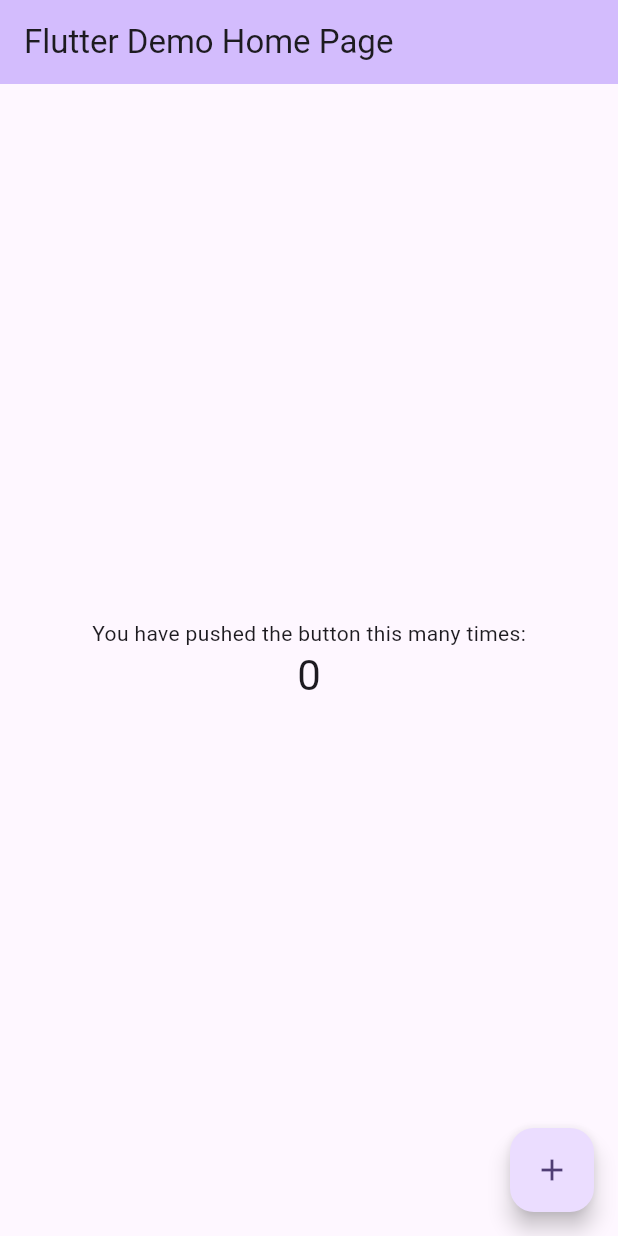
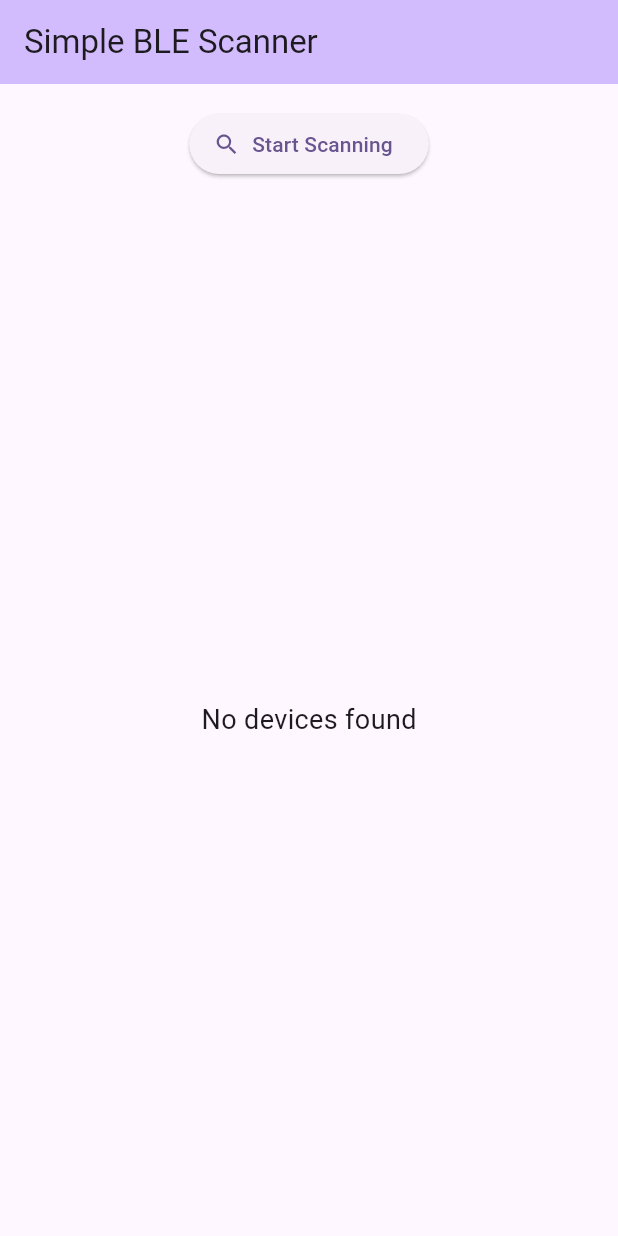
Before and after one commit to Leoka2000/zenaflutter, a Flutter app: the screen it shows after launch, on a phone screen of 412 x 824 dp. Run offline on Flutter 3.47's test engine with Material 3 defaults, Android fonts, the phone set to English and light mode, and no system bars; missing offline and left inert: flutter_reactive_ble.

Commit message:
simple app working

```diff
--- a/lib/main.dart
+++ b/lib/main.dart
@@ -1,4 +1,7 @@
+import 'dart:async';
+
 import 'package:flutter/material.dart';
+import 'package:flutter_reactive_ble/flutter_reactive_ble.dart';
 
 void main() {
   runApp(const MyApp());
@@ -7,45 +10,20 @@ void main() {
 class MyApp extends StatelessWidget {
   const MyApp({super.key});
 
-  // This widget is the root of your application.
   @override
   Widget build(BuildContext context) {
     return MaterialApp(
-      title: 'Flutter Demo',
+      title: 'Simple BLE Scanner',
       theme: ThemeData(
-        // This is the theme of your application.
-        //
-        // TRY THIS: Try running your application with "flutter run". You'll see
-        // the application has a purple toolbar. Then, without quitting the app,
-        // try changing the seedColor in the colorScheme below to Colors.green
-        // and then invoke "hot reload" (save your changes or press the "hot
-        // reload" button in a Flutter-supported IDE, or press "r" if you used
-        // the command line to start the app).
-        //
-        // Notice that the counter didn't reset back to zero; the application
-        // state is not lost during the reload. To reset the state, use hot
-        // restart instead.
-        //
-        // This works for code too, not just values: Most code changes can be
-        // tested with just a hot reload.
         colorScheme: ColorScheme.fromSeed(seedColor: Colors.deepPurple),
       ),
-      home: const MyHomePage(title: 'Flutter Demo Home Page'),
+      home: const MyHomePage(title: 'Simple BLE Scanner'),
     );
   }
 }
 
 class MyHomePage extends StatefulWidget {
   const MyHomePage({super.key, required this.title});
-
-  // This widget is the home page of your application. It is stateful, meaning
-  // that it has a State object (defined below) that contains fields that affect
-  // how it looks.
-
-  // This class is the configuration for the state. It holds the values (in this
-  // case the title) provided by the parent (in this case the App widget) and
-  // used by the build method of the State. Fields in a Widget subclass are
-  // always marked "final".
 
   final String title;
 
@@ -54,69 +32,114 @@ class MyHomePage extends StatefulWidget {
 }
 
 class _MyHomePageState extends State<MyHomePage> {
-  int _counter = 0;
+  final FlutterReactiveBle _ble = FlutterReactiveBle();
 
-  void _incrementCounter() {
+  late StreamSubscription<DiscoveredDevice> _scanSubscription;
+  bool _isScanning = false;
+  final List<DiscoveredDevice> _foundDevices = [];
+
+  void _startScan() {
+    if (_isScanning) {
+      _stopScan();
+      return;
+    }
+
     setState(() {
-      // This call to setState tells the Flutter framework that something has
-      // changed in this State, which causes it to rerun the build method below
-      // so that the display can reflect the updated values. If we changed
-      // _counter without calling setState(), then the build method would not be
-      // called again, and so nothing would appear to happen.
-      _counter++;
+      _foundDevices.clear();
+      _isScanning = true;
+    });
+
+    _scanSubscription = _ble
+        .scanForDevices(
+          withServices: const [], // empty = all devices
+          scanMode: ScanMode.lowLatency,
+        )
+        .listen(
+          (device) {
+            // Avoid duplicates
+            if (!_foundDevices.any((d) => d.id == device.id)) {
+              setState(() {
+                _foundDevices.add(device);
+              });
+            }
+          },
+          onError: (error) {
+            setState(() {
+              _isScanning = false;
+            });
+            ScaffoldMessenger.of(
+              context,
+            ).showSnackBar(SnackBar(content: Text('Scan error: $error')));
+          },
+        );
+
+    // Stop scanning automatically after 10 seconds
+    Future.delayed(const Duration(seconds: 10), () {
+      if (_isScanning) {
+        _stopScan();
+      }
+    });
+  }
+
+  void _stopScan() {
+    _scanSubscription.cancel();
+    setState(() {
+      _isScanning = false;
     });
   }
 
   @override
+  void dispose() {
+    if (_isScanning) {
+      _scanSubscription.cancel();
+    }
+    super.dispose();
+  }
+
+  Widget _buildDeviceTile(DiscoveredDevice device) {
+    final name = device.name.isNotEmpty ? device.name : 'Unknown Device';
+    return ListTile(
+      title: Text(name),
+      subtitle: Text(device.id),
+      trailing: Text(device.rssi.toString()),
+    );
+  }
+
+  @override
   Widget build(BuildContext context) {
-    // This method is rerun every time setState is called, for instance as done
-    // by the _incrementCounter method above.
-    //
-    // The Flutter framework has been optimized to make rerunning build methods
-    // fast, so that you can just rebuild anything that needs updating rather
-    // than having to individually change instances of widgets.
     return Scaffold(
       appBar: AppBar(
-        // TRY THIS: Try changing the color here to a specific color (to
-        // Colors.amber, perhaps?) and trigger a hot reload to see the AppBar
-        // change color while the other colors stay the same.
+        title: Text(widget.title),
         backgroundColor: Theme.of(context).colorScheme.inversePrimary,
-        // Here we take the value from the MyHomePage object that was created by
-        // the App.build method, and use it to set our appbar title.
-        title: Text(widget.title),
       ),
-      body: Center(
-        // Center is a layout widget. It takes a single child and positions it
-        // in the middle of the parent.
-        child: Column(
-          // Column is also a layout widget. It takes a list of children and
-          // arranges them vertically. By default, it sizes itself to fit its
-          // children horizontally, and tries to be as tall as its parent.
-          //
-          // Column has various properties to control how it sizes itself and
-          // how it positions its children. Here we use mainAxisAlignment to
-          // center the children vertically; the main axis here is the vertical
-          // axis because Columns are vertical (the cross axis would be
-          // horizontal).
-          //
-          // TRY THIS: Invoke "debug painting" (choose the "Toggle Debug Paint"
-          // action in the IDE, or press "p" in the console), to see the
-          // wireframe for each widget.
-          mainAxisAlignment: MainAxisAlignment.center,
-          children: <Widget>[
-            const Text('You have pushed the button this many times:'),
-            Text(
-              '$_counter',
-              style: Theme.of(context).textTheme.headlineMedium,
-            ),
-          ],
-        ),
+      body: Column(
+        children: [
+          const SizedBox(height: 16),
+          ElevatedButton.icon(
+            icon: Icon(_isScanning ? Icons.stop : Icons.search),
+            label: Text(_isScanning ? 'Stop Scanning' : 'Start Scanning'),
+            onPressed: _startScan,
+          ),
+          const SizedBox(height: 16),
+          Expanded(
+            child: _foundDevices.isEmpty
+                ? Center(
+                    child: Text(
+                      _isScanning ? 'Scanning...' : 'No devices found',
+                      style: const TextStyle(fontSize: 18),
+                    ),
+                  )
+                : ListView.separated(
+                    itemCount: _foundDevices.length,
+                    separatorBuilder: (_, __) => const Divider(),
+                    itemBuilder: (context, index) {
+                      final device = _foundDevices[index];
+                      return _buildDeviceTile(device);
+                    },
+                  ),
+          ),
+        ],
       ),
-      floatingActionButton: FloatingActionButton(
-        onPressed: _incrementCounter,
-        tooltip: 'Increment',
-        child: const Icon(Icons.add),
-      ), // This trailing comma makes auto-formatting nicer for build methods.
     );
   }
 }
--- a/pubspec.yaml
+++ b/pubspec.yaml
@@ -35,6 +35,7 @@ dependencies:
   # Use with the CupertinoIcons class for iOS style icons.
   cupertino_icons: ^1.0.8
   flutter_reactive_ble: ^5.4.0
+  permission_handler: ^12.0.1
 
 dev_dependencies:
   flutter_test:
```
Also changed, not shown: pubspec.lock, 4 other files.
